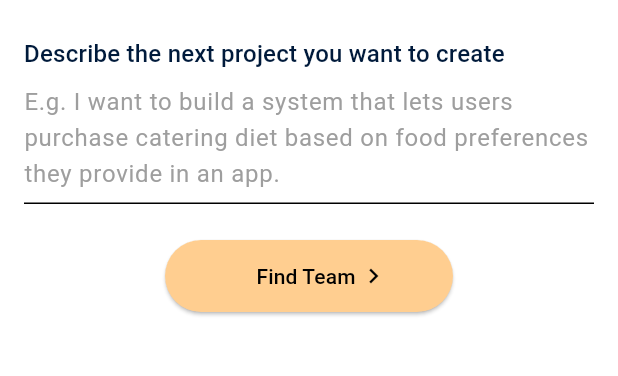
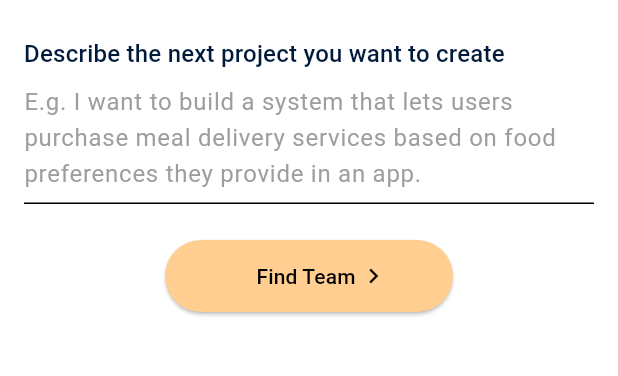
Before and after one commit to tomwyr/code-stash, a Flutter app: the screen it shows after launch, on a phone screen of 412 x 824 dp, the part 162-538 px from its top. Run offline on Flutter 3.47's test engine with Material 3 defaults, Android fonts, the light colour scheme and no system bars; our stand-ins replace dio, flutter_dotenv, flutter_mobx, mobx; missing offline and left inert: rust_core; generated files the repository leaves out were written again.

Commit message:
Adjust layout and wording

```diff
--- a/frontend/lib/ui/app/layout.dart
+++ b/frontend/lib/ui/app/layout.dart
@@ -39,9 +39,7 @@ class _Mobile extends StatelessWidget {
             child: Column(
               children: [
                 _DesktopAppBar(),
-                Flexible(
-                  child: AppBody(child: child),
-                ),
+                _BodyItem(child: child),
               ],
             ),
           ),
@@ -83,11 +81,27 @@ class _Desktop extends StatelessWidget {
         crossAxisAlignment: CrossAxisAlignment.start,
         children: [
           AppLogo(),
-          Flexible(
-            child: AppBody(child: child),
-          ),
+          _BodyItem(child: child),
           AppSideBar(),
         ],
+      ),
+    );
+  }
+}
+
+class _BodyItem extends StatelessWidget {
+  const _BodyItem({
+    required this.child,
+  });
+
+  final Widget child;
+
+  @override
+  Widget build(BuildContext context) {
+    return Flexible(
+      child: ConstrainedBox(
+        constraints: BoxConstraints(maxWidth: 600),
+        child: child,
       ),
     );
   }
--- a/frontend/lib/ui/app/theme.dart
+++ b/frontend/lib/ui/app/theme.dart
@@ -2,7 +2,7 @@ import 'package:flutter/material.dart';
 
 ThemeData get appTheme => ThemeData().copyWith(
       textTheme: Typography.material2021(colorScheme: colorScheme).black,
-      scaffoldBackgroundColor: colors.background,
+      scaffoldBackgroundColor: Colors.transparent,
       canvasColor: colors.canvas,
       colorScheme: colorScheme,
       textSelectionTheme: TextSelectionThemeData(
--- a/frontend/lib/ui/app/tokens.dart
+++ b/frontend/lib/ui/app/tokens.dart
@@ -3,12 +3,12 @@ typedef AppTokens = ({
   double contentPadding,
 });
 
-final AppTokens appTokensDefault = (
+AppTokens get appTokensDefault => (
       contentMargin: 8,
       contentPadding: 12,
     );
 
-final AppTokens appTokensCompact = (
+AppTokens get appTokensCompact => (
       contentMargin: 0,
       contentPadding: 4,
     );
--- a/frontend/lib/ui/app/widgets.dart
+++ b/frontend/lib/ui/app/widgets.dart
@@ -92,14 +92,20 @@ class AppBody extends StatelessWidget {
 
     return Container(
       margin: EdgeInsets.all(tokens.contentMargin),
-      constraints: BoxConstraints(maxWidth: 600),
-      child: ClipRRect(
-        borderRadius: BorderRadius.circular(4),
-        clipBehavior: Clip.hardEdge,
-        child: Scaffold(
-          body: Padding(
-            padding: EdgeInsets.all(tokens.contentPadding),
-            child: child,
+      child: Scaffold(
+        body: Align(
+          alignment: Alignment.topCenter,
+          child: ClipRRect(
+            borderRadius: BorderRadius.circular(4),
+            clipBehavior: Clip.hardEdge,
+            child: ColoredBox(
+              color: Theme.of(context).colorScheme.background,
+              child: Padding(
+                padding: EdgeInsets.all(context.appTokens.contentPadding) +
+                    EdgeInsets.symmetric(horizontal: 12),
+                child: child,
+              ),
+            ),
           ),
         ),
       ),
--- a/frontend/lib/ui/features/find_team/page.dart
+++ b/frontend/lib/ui/features/find_team/page.dart
@@ -44,8 +44,7 @@ class _FindTeamPageState extends State<FindTeamPage> with AutoDispose {
 
   @override
   Widget build(BuildContext context) {
-    return Padding(
-      padding: const EdgeInsets.symmetric(horizontal: 12),
+    return AppBody(
       child: Observer(
         builder: (context) {
           if (store.composition case var composition?) {
@@ -87,6 +86,7 @@ class _FormState extends State<_Form> with AutoDispose {
   Widget build(BuildContext context) {
     return Column(
       crossAxisAlignment: CrossAxisAlignment.start,
+      mainAxisSize: MainAxisSize.min,
       children: [
         _Header(),
         const SizedBox(height: 24),
@@ -151,7 +151,9 @@ class _SubmitButton extends StatelessWidget {
 
   @override
   Widget build(BuildContext context) {
-    return Center(
+    return Padding(
+      padding: const EdgeInsets.only(bottom: 8),
+      child: Center(
         child: TextBuilder(
           controller: textController,
           builder: (text) => ElevatedButton(
@@ -165,6 +167,7 @@ class _SubmitButton extends StatelessWidget {
                 const SizedBox(width: 2),
                 Icon(Icons.keyboard_arrow_right, size: 20),
               ],
+            ),
           ),
         ),
       ),
@@ -262,7 +265,7 @@ class _Loading extends StatelessWidget {
     return Center(
       child: Column(
         children: [
-          SizedBox(height: 24),
+          SizedBox(height: 12),
           SizedBox(
             width: 24,
             height: 24,
@@ -276,6 +279,7 @@ class _Loading extends StatelessWidget {
             _texts.loadingPlaceholder,
             style: Theme.of(context).textTheme.labelMedium,
           ),
+          SizedBox(height: 24),
         ],
       ),
     );
--- a/frontend/lib/ui/features/find_team/texts.dart
+++ b/frontend/lib/ui/features/find_team/texts.dart
@@ -7,7 +7,7 @@ const _texts = (
   title: 'Describe the next project you want to create',
   findingError: 'Could not get team composition. Try again in a few minutes.',
   inputHint:
-      'E.g. I want to build a system that lets users purchase catering diet based on food preferences they provide in an app.',
+      'E.g. I want to build a system that lets users purchase meal delivery services based on food preferences they provide in an app.',
   inputEmptyError: 'Cannot compose a team for a project without a description.',
   inputTooShortError: 'The project description should be at least $inputMinLength characters long.',
   submitLabel: 'Find Team',
```
Lines whose indentation alone changed are shown as unchanged.
